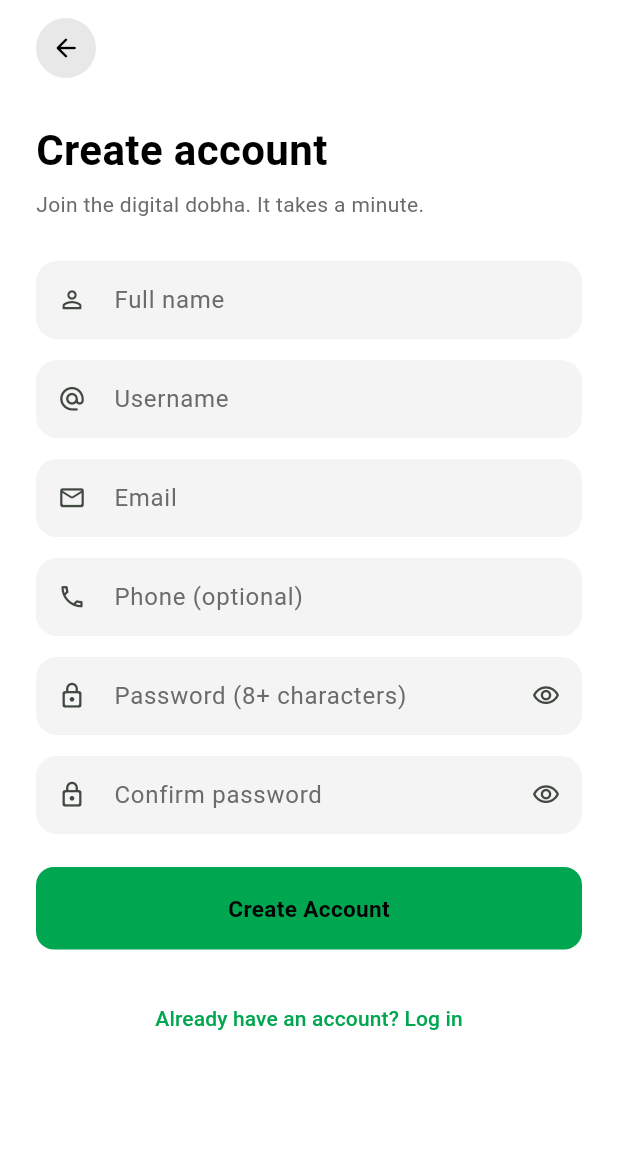
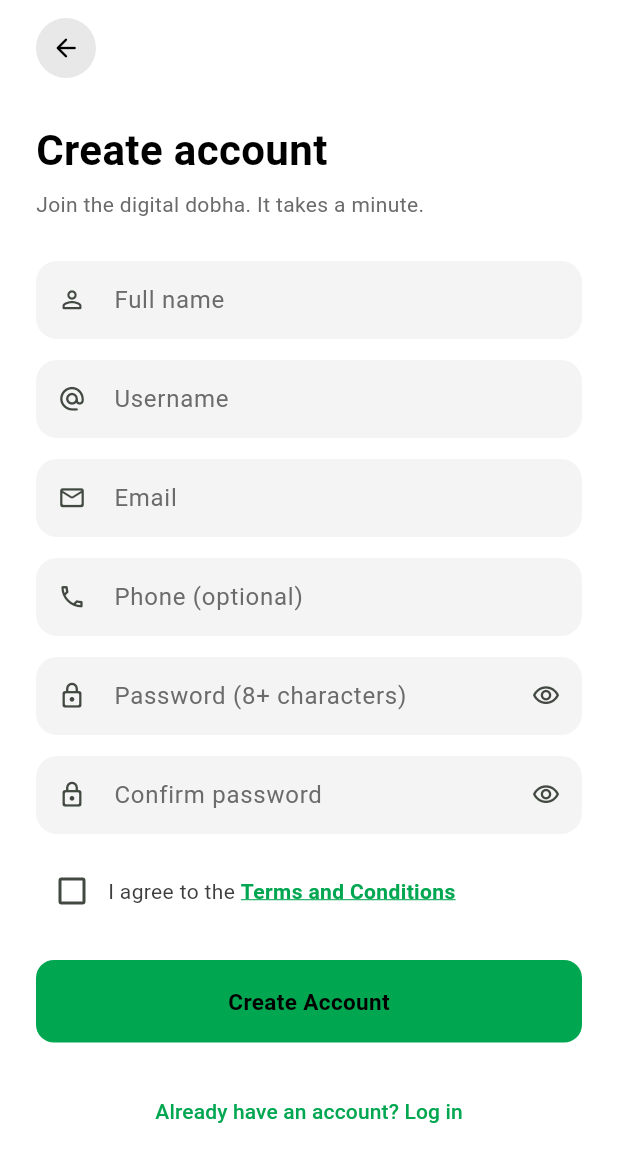
Before and after one commit to bhekani17/Dobha-Dobha, a Flutter app: the screen it shows after launch, after a tap on "Create Account", on a phone screen of 412 x 824 dp. Shown: the top 1162 px of the screen. Run offline on Flutter 3.47's test engine with Material 3 defaults, Android fonts, the phone set to English and light mode, and no system bars; our stand-ins replace google_sign_in, image_picker, shared_preferences, video_player; missing offline and left inert: google_sign_in_web, livekit_client; accounts and stored records are empty; network calls fail; project files that could hold a hidden picture were left out.

Commit message:
Terms and Conditions: shown in the app and accepted when registering
- Terms screen (mobile/lib/legal/terms.dart) reachable from registration, under
  Continue with Google, and Me > settings
- Registration needs the agree box ticked; the server refuses sign-ups without it
  and records the accepted version and time (migration 0008); new Google accounts
  record it too

Co-Authored-By: Claude Opus 5.5 <noreply@anthropic.com>

```diff
--- /dev/null
+++ b/mobile/lib/legal/terms.dart
@@ -0,0 +1,74 @@
+/// Dobha Dobha's Terms and Conditions, shown in the app and accepted when registering.
+///
+/// Bump [termsVersion] whenever the text changes in a way users should agree to again;
+/// the server records which version each account accepted.
+library;
+
+const termsVersion = '2026-10-01';
+const termsUpdated = '1 October 2026';
+
+class TermsSection {
+  final String title;
+  final List<String> paragraphs;
+  const TermsSection(this.title, this.paragraphs);
+}
+
+const termsSections = [
+  TermsSection('1. Agreeing to these terms', [
+    'These terms are an agreement between you and Dobha Dobha. By creating an account or using the app, you agree to them. If you do not agree, please do not use Dobha Dobha.',
+    'Dobha Dobha is a marketplace. We connect people buying and selling second-hand and thrift clothing. Unless we say otherwise, the seller of a piece is the person or stall that listed it, not Dobha Dobha.',
+  ]),
+  TermsSection('2. Your account', [
+    'You must be 18 or older, or have a parent or guardian\'s permission, to use Dobha Dobha.',
+    'Give us true details when you sign up, keep your password private, and tell us straight away if you think someone else is using your account. You are responsible for what happens on your account.',
+    'You may have one personal account. We may suspend or close accounts that break these terms.',
+  ]),
+  TermsSection('3. Buying', [
+    'Thrift pieces are usually pre-owned. Look carefully at the photos, size, condition and description before you buy, and ask the seller in chat if anything is unclear.',
+    'Prices are in South African rand. The total you pay is the price plus the delivery fee for the option you choose, shown before you pay.',
+    'When you pay, we hold the money and only pay the seller once you confirm you received the piece as described. Please check it and confirm, or report a problem, soon after it arrives.',
+    'Each purchase is a separate order with its own seller, even when you check out several pieces from your cart together.',
+  ]),
+  TermsSection('4. Selling', [
+    'You can sell once you add your shop name and stall location. You must own what you list and have the right to sell it.',
+    'Listings must be honest: real photos of the actual piece, the correct size and condition, and any flaws described. The quantity you list must be what you actually have.',
+    'Once a piece sells, send it promptly (we expect within 3 business days) and add the courier tracking number when you mark it as sent, unless the buyer collects it at the Safe Hub.',
+    'You are paid when the buyer confirms they received the piece. Dobha Dobha keeps a fee of 5% of the item price from each sale. Delivery fees are not part of your payout.',
+  ]),
+  TermsSection('5. Offers', [
+    'Buyers can offer a lower price and sellers can accept, decline or counter. When an offer or counter is accepted, the buyer may buy the piece at that price within 48 hours, and the seller agrees to sell at that price during that time.',
+  ]),
+  TermsSection('6. Payments, payouts and problems', [
+    'Payment is taken through the payment option you choose in the app. Money held for an order is released to the seller when the buyer confirms, or as decided by Dobha support if there is a problem.',
+    'If something is wrong with an order, report a problem from the order before you confirm it. The money stays on hold while Dobha support looks into it with you and the other person. Support may refund the buyer or pay the seller depending on what happened, and will tell you both.',
+    'Withdrawals go to the South African bank account you give us. Make sure the details are correct.',
+    'Nothing in these terms takes away your rights under the Consumer Protection Act or other South African law.',
+  ]),
+  TermsSection('7. Things you may not sell', [
+    'Counterfeit or fake branded goods, stolen goods, weapons, drugs, alcohol, tobacco and vaping products, adult content, used underwear or swimwear that has not been washed, items that are recalled or unsafe, and anything else that is illegal to sell in South Africa.',
+  ]),
+  TermsSection('8. Live streams, chat and comments', [
+    'Be respectful. Harassment, threats, hate speech, sexual content, spam and scams are not allowed in live streams, chats, comments or listings.',
+    'Do not share other people\'s personal information, and keep payments inside Dobha Dobha. Deals taken off the app are not protected by our payment hold or support.',
+    'You can report a listing from its menu. We may remove content, end live streams, and limit or close accounts that break these rules.',
+  ]),
+  TermsSection('9. Your content', [
+    'You own the photos, videos and text you post. You give Dobha Dobha permission to show them in the app and on our website so we can run the marketplace, including showing your listings to other users.',
+    'Only post content you have the right to use.',
+  ]),
+  TermsSection('10. Privacy', [
+    'We collect what we need to run Dobha Dobha: your name, username, email address and phone number, your profile, delivery addresses you enter, your listings, orders, offers, messages, comments and live stream activity, and basic device and usage information.',
+    'We use it to run your account, process orders and payouts, deliver notifications, keep the marketplace safe, and handle problems. Sellers see the name and delivery address you give for their order so they can send it. We do not sell your personal information.',
+    'We protect your information under the Protection of Personal Information Act (POPIA). You can ask to see, correct or delete your personal information, subject to records we must keep by law, such as order history.',
+  ]),
+  TermsSection('11. Our responsibility', [
+    'We work to keep Dobha Dobha running and safe, but we cannot promise it will always be available or free of errors. As far as the law allows, we are not responsible for losses caused by other users or by things outside our reasonable control.',
+  ]),
+  TermsSection('12. Changes to these terms', [
+    'We may update these terms. When we make important changes we will tell you in the app, and you may need to accept the new terms to keep using Dobha Dobha.',
+  ]),
+  TermsSection('13. Law and contact', [
+    'These terms are governed by the laws of the Republic of South Africa.',
+    'If you have a question about these terms or your information, contact Dobha Dobha support.',
+  ]),
+];
--- a/mobile/lib/screens/auth_screens.dart
+++ b/mobile/lib/screens/auth_screens.dart
@@ -5,6 +5,7 @@ import '../state/app_state.dart';
 import '../theme.dart';
 import '../widgets/google_button.dart';
 import '../widgets/ui.dart';
+import 'terms_screen.dart';
 
 /// Brand mark used on the splash and welcome screens.
 /// The brand logo for the current theme: transparent on dark, the original
@@ -324,6 +325,7 @@ class _RegisterScreenState extends State<RegisterScreen> {
   final _password = TextEditingController();
   final _confirm = TextEditingController();
   bool _busy = false;
+  bool _agreed = false;
   String? _error;
 
   static final _emailRe = RegExp(r'^[^\s@]+@[^\s@]+\.[^\s@]+$');
@@ -344,6 +346,7 @@ class _RegisterScreenState extends State<RegisterScreen> {
     if (!_emailRe.hasMatch(_email.text.trim())) return 'Enter a valid email address';
     if (_password.text.length < 8) return 'Password must be at least 8 characters';
     if (_password.text != _confirm.text) return 'Passwords do not match';
+    if (!_agreed) return 'Please read and agree to the Terms and Conditions';
     return null;
   }
 
@@ -413,6 +416,7 @@ class _RegisterScreenState extends State<RegisterScreen> {
           ),
           _PasswordField(controller: _password, label: 'Password (8+ characters)', action: TextInputAction.next),
           _PasswordField(controller: _confirm, label: 'Confirm password', onSubmitted: _submit),
+          TermsCheckbox(value: _agreed, onChanged: (v) => setState(() => _agreed = v)),
         ],
         footer: Center(
           child: TextButton(
--- /dev/null
+++ b/mobile/lib/screens/terms_screen.dart
@@ -0,0 +1,98 @@
+import 'package:flutter/material.dart';
+
+import '../legal/terms.dart';
+import '../theme.dart';
+
+/// The Terms and Conditions, readable from registration, sign-in and the Me tab settings.
+class TermsScreen extends StatelessWidget {
+  const TermsScreen({super.key});
+
+  static Future<void> open(BuildContext context) =>
+      Navigator.of(context).push(MaterialPageRoute(builder: (_) => const TermsScreen()));
+
+  @override
+  Widget build(BuildContext context) {
+    return Scaffold(
+      appBar: AppBar(title: const Text('Terms and Conditions')),
+      body: ListView(
+        padding: const EdgeInsets.fromLTRB(20, 4, 20, 40),
+        children: [
+          Text('Last updated $termsUpdated', style: TextStyle(color: DobhaColors.muted, fontSize: 13)),
+          const SizedBox(height: 8),
+          for (final section in termsSections) ...[
+            const SizedBox(height: 18),
+            Text(section.title, style: const TextStyle(fontSize: 16, fontWeight: FontWeight.w700)),
+            for (final p in section.paragraphs) ...[
+              const SizedBox(height: 8),
+              Text(p, style: TextStyle(fontSize: 14.5, height: 1.5, color: DobhaColors.textSecondary)),
+            ],
+          ],
+        ],
+      ),
+    );
+  }
+}
+
+/// "I agree to the Terms and Conditions" with the terms one tap away.
+class TermsCheckbox extends StatelessWidget {
+  final bool value;
+  final ValueChanged<bool> onChanged;
+  const TermsCheckbox({super.key, required this.value, required this.onChanged});
+
+  @override
+  Widget build(BuildContext context) {
+    return Row(
+      children: [
+        Checkbox(
+          value: value,
+          activeColor: DobhaColors.green,
+          checkColor: Colors.black,
+          onChanged: (v) => onChanged(v ?? false),
+        ),
+        Expanded(
+          child: Wrap(
+            crossAxisAlignment: WrapCrossAlignment.center,
+            children: [
+              GestureDetector(
+                onTap: () => onChanged(!value),
+                child: Text('I agree to the ', style: TextStyle(color: DobhaColors.textSecondary)),
+              ),
+              GestureDetector(
+                onTap: () => TermsScreen.open(context),
+                child: Text(
+                  'Terms and Conditions',
+                  style: TextStyle(color: DobhaColors.green, fontWeight: FontWeight.w600, decoration: TextDecoration.underline, decorationColor: DobhaColors.green),
+                ),
+              ),
+            ],
+          ),
+        ),
+      ],
+    );
+  }
+}
+
+/// Small print under "Continue with Google", which can create a new account.
+class TermsNotice extends StatelessWidget {
+  const TermsNotice({super.key});
+
+  @override
+  Widget build(BuildContext context) {
+    return Padding(
+      padding: const EdgeInsets.only(top: 10),
+      child: Center(
+        child: Wrap(
+          alignment: WrapAlignment.center,
+          children: [
+            Text('By continuing, you agree to the ', style: TextStyle(color: DobhaColors.muted, fontSize: 12)),
+            GestureDetector(
+              onTap: () => TermsScreen.open(context),
+              child: Text('Terms and Conditions',
+                  style: TextStyle(color: DobhaColors.muted, fontSize: 12, decoration: TextDecoration.underline, decorationColor: DobhaColors.muted)),
+            ),
+          ],
+        ),
+      ),
+    );
+  }
+}
--- a/mobile/lib/state/app_state.dart
+++ b/mobile/lib/state/app_state.dart
@@ -6,6 +6,7 @@ import 'package:shared_preferences/shared_preferences.dart';
 
 import '../api.dart';
 import '../google_auth.dart';
+import '../legal/terms.dart';
 import '../models/app_notification.dart';
 import '../models/escrow_order.dart';
 import '../models/social.dart';
@@ -146,6 +147,8 @@ class AppState extends ChangeNotifier {
       'email': email,
       'password': password,
       'phone': phone,
+      'acceptTerms': true,
+      'termsVersion': termsVersion,
     });
     await _startSession(res as Map<String, dynamic>);
   }
@@ -157,7 +160,7 @@ class AppState extends ChangeNotifier {
 
   /// Exchanges a verified Google ID token for a Dobha session.
   Future<void> loginWithGoogle(String idToken) async {
-    final res = await _api.post('/api/auth/google', {'idToken': idToken});
+    final res = await _api.post('/api/auth/google', {'idToken': idToken, 'termsVersion': termsVersion});
     await _startSession(res as Map<String, dynamic>);
   }
 
--- a/mobile/lib/widgets/google_button.dart
+++ b/mobile/lib/widgets/google_button.dart
@@ -4,6 +4,7 @@ import 'package:flutter/material.dart';
 
 import '../google_auth.dart';
 import '../theme.dart';
+import '../screens/terms_screen.dart';
 import 'google_button_stub.dart' if (dart.library.js_interop) 'google_button_web.dart';
 import 'ui.dart';
 
@@ -82,6 +83,8 @@ class _GoogleSignInSectionState extends State<GoogleSignInSection> {
             );
           },
         ),
+        // Google sign-in creates an account for new users, so it carries the same agreement.
+        const TermsNotice(),
       ],
     );
   }
```
Also changed, not shown: mobile/lib/screens/profile_screen.dart (+9 -0 lines), 3 other files.
